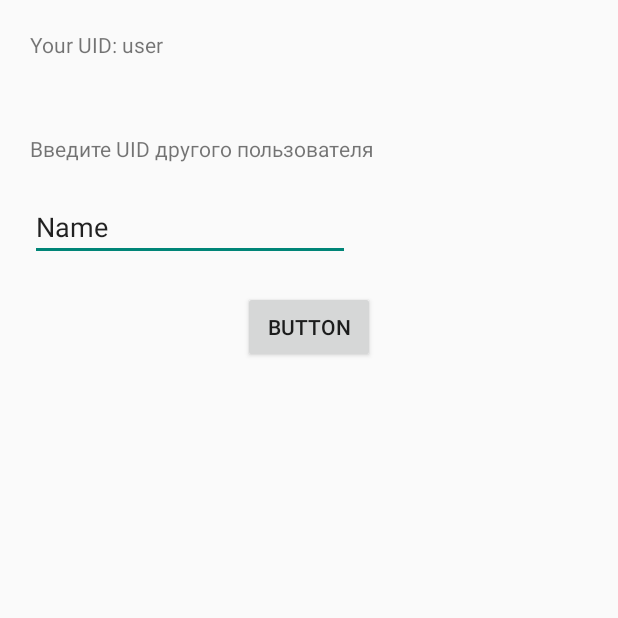
After one commit to Fficez/dplSearchMyPhone, an Android app built with Jetpack Compose: the AddNewPeopleActivity screen opened directly, with no data from a screen before it, on a phone screen of 412 x 824 dp, the top half of it. The commit adds this screen. Run offline under Robolectric (Android 15) with nearby library versions, the phone set to English and light mode, and no system bars; our stand-ins replace Firebase (no records; nobody signed in at launch, a user with empty details on screens opened directly).

```diff
--- a/app/src/main/AndroidManifest.xml
+++ b/app/src/main/AndroidManifest.xml
@@ -40,11 +40,8 @@
             android:name=".MainActivity"
             android:exported="true"
             android:theme="@style/Theme.DplSearchMyPhone">
-<!--            <intent-filter>-->
-<!--                <action android:name="android.intent.action.MAIN" />-->
-<!--                <category android:name="android.intent.category.LAUNCHER" />-->
-<!--            </intent-filter>-->
         </activity>
+        <activity android:name=".AddNewPeopleActivity"/>
 
         <meta-data android:name="com.google.android.geo.API_KEY"
             android:value="AIzaSyCeHwi7uKa5LUXjbrT4GSsoySv5UtJWecQ" />
--- /dev/null
+++ b/app/src/main/java/com/example/dplsearchmyphone/AddNewPeopleActivity.kt
@@ -0,0 +1,22 @@
+package com.example.dplsearchmyphone
+
+import android.os.Bundle
+import android.widget.TextView
+import androidx.appcompat.app.AppCompatActivity
+import com.google.firebase.auth.FirebaseAuth
+
+class AddNewPeopleActivity : AppCompatActivity() {
+
+    override fun onCreate(savedInstanceState: Bundle?) {
+        super.onCreate(savedInstanceState)
+        setContentView(R.layout.add_new_people)
+
+        val auth = FirebaseAuth.getInstance()
+        if (auth.currentUser != null) {
+            val myUID = auth.currentUser!!.uid
+
+            val textViewUID = findViewById<TextView>(R.id.textViewMyUID)
+            textViewUID.text = "Your UID: $myUID"
+        }
+    }
+}
--- /dev/null
+++ b/app/src/main/java/com/example/dplsearchmyphone/LocationData.kt
@@ -0,0 +1,6 @@
+package com.example.dplsearchmyphone
+
+data class LocationData(
+    val uid: String,
+    val latitude: Double,
+    val longitude: Double)
--- /dev/null
+++ b/app/src/main/res/layout/add_new_people.xml
@@ -0,0 +1,49 @@
+<?xml version="1.0" encoding="utf-8"?>
+<androidx.constraintlayout.widget.ConstraintLayout xmlns:android="http://schemas.android.com/apk/res/android"
+    xmlns:app="http://schemas.android.com/apk/res-auto"
+    xmlns:tools="http://schemas.android.com/tools"
+    android:layout_width="match_parent"
+    android:layout_height="match_parent">
+
+    <TextView
+        android:id="@+id/textViewMyUID"
+        android:layout_width="wrap_content"
+        android:layout_height="wrap_content"
+        android:layout_marginStart="20dp"
+        android:layout_marginTop="20dp"
+        android:text="Ваш UID"
+        app:layout_constraintStart_toStartOf="parent"
+        app:layout_constraintTop_toTopOf="parent" />
+
+    <TextView
+        android:id="@+id/TEST"
+        android:layout_width="wrap_content"
+        android:layout_height="wrap_content"
+        android:layout_marginStart="20dp"
+        android:layout_marginTop="50dp"
+        android:text="Введите UID другого пользователя"
+        app:layout_constraintStart_toStartOf="parent"
+        app:layout_constraintTop_toBottomOf="@+id/textViewMyUID" />
+
+    <EditText
+        android:id="@+id/editTextText"
+        android:layout_width="wrap_content"
+        android:layout_height="wrap_content"
+        android:layout_marginStart="20dp"
+        android:layout_marginTop="20dp"
+        android:ems="10"
+        android:inputType="text"
+        android:text="Name"
+        app:layout_constraintStart_toStartOf="parent"
+        app:layout_constraintTop_toBottomOf="@+id/TEST" />
+
+    <Button
+        android:id="@+id/button4"
+        android:layout_width="wrap_content"
+        android:layout_height="wrap_content"
+        android:layout_marginTop="20dp"
+        android:text="Button"
+        app:layout_constraintEnd_toEndOf="parent"
+        app:layout_constraintStart_toStartOf="parent"
+        app:layout_constraintTop_toBottomOf="@+id/editTextText" />
+</androidx.constraintlayout.widget.ConstraintLayout>
--- a/app/src/main/res/values/strings.xml
+++ b/app/src/main/res/values/strings.xml
@@ -1,3 +1,4 @@
 <resources>
     <string name="app_name">dplSearchMyPhone</string>
+    <string name="OpenAddActivity">OpenAddActivity</string>
 </resources>
```
Also changed, not shown: app/src/main/java/com/example/dplsearchmyphone/AuthentificationActivite.kt (+24 -0 lines), app/src/main/java/com/example/dplsearchmyphone/MainActivity.kt (+0 -33 lines), app/src/main/java/com/example/dplsearchmyphone/MapViewActivity.kt (+65 -15 lines), app/src/main/res/layout/activity_map_view.xml (+10 -0 lines).
